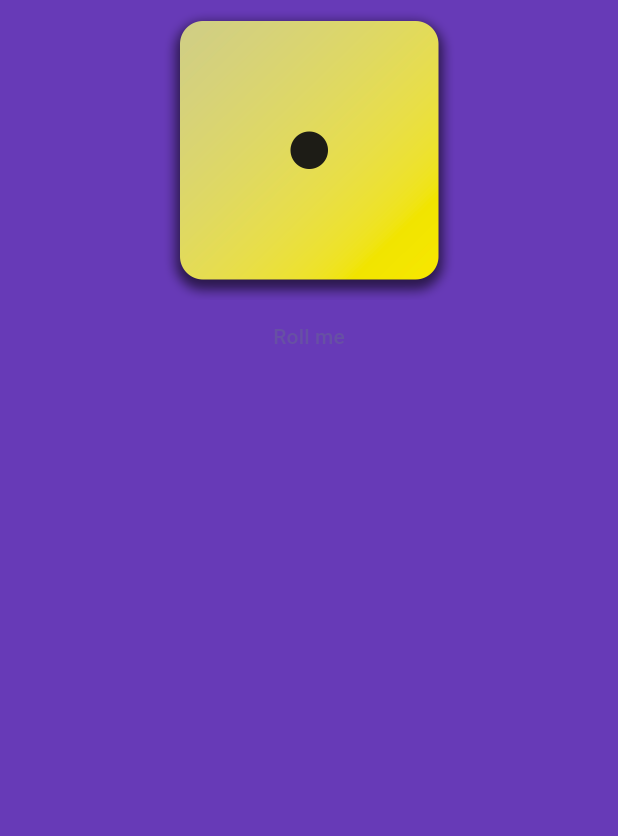
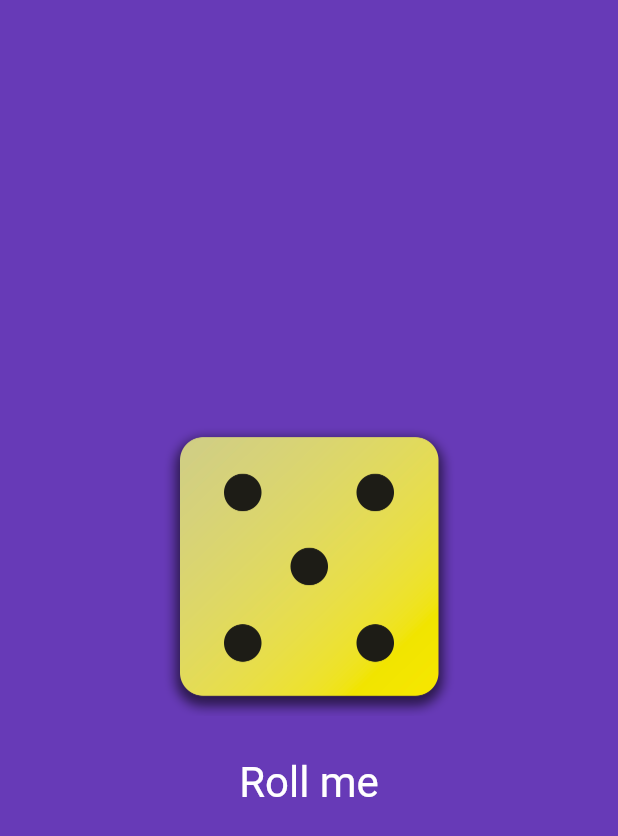
Before and after one commit to Artur-Tech/learning-flutter, a Flutter app: the screen it shows after launch, after a tap on "Roll me", on a phone screen of 412 x 824 dp. Shown: the top 836 px of the screen. Run offline on Flutter 3.47's test engine with Material 3 defaults, Android fonts, the phone set to English and light mode, and no system bars.

Commit message:
Styled the dice and implemented a randomizer for the dice

```diff
--- /dev/null
+++ b/lib/dice_roller.dart
@@ -0,0 +1,44 @@
+import 'dart:math';
+import 'package:flutter/material.dart';
+
+final randomizer = Random();
+
+class DiceRoler extends StatefulWidget {
+  const DiceRoler({super.key});
+
+  @override
+  State<DiceRoler> createState() {
+    return _DiceRollerstate();
+  }
+}
+
+class _DiceRollerstate extends State<DiceRoler> {
+  var currentDiceRoll = 1;
+  void rollDice() {
+    setState(() {
+      currentDiceRoll = randomizer.nextInt(6) + 1;
+    });
+  }
+
+  @override
+  Widget build(context) {
+    return Column(
+      mainAxisSize: MainAxisSize.min,
+      children: [
+        Image.asset(
+          'assets/images/dice-$currentDiceRoll.png',
+          width: 200,
+        ),
+        const SizedBox(height: 20),
+        TextButton(
+          onPressed: rollDice,
+          style: TextButton.styleFrom(
+              // padding: const EdgeInsets.only(top: 20),
+              foregroundColor: Colors.white,
+              textStyle: const TextStyle(fontSize: 28)),
+          child: const Text("Roll me"),
+        )
+      ],
+    );
+  }
+}
--- a/lib/gradient_container.dart
+++ b/lib/gradient_container.dart
@@ -1,5 +1,5 @@
+import 'package:first_app/dice_roller.dart';
 import 'package:flutter/material.dart';
-import 'package:first_app/styled_text.dart';
 
 const startAllignment = Alignment.topLeft;
 const endAlignment = Alignment.bottomRight;
@@ -8,9 +8,7 @@ class GradientContainer extends StatelessWidget {
   const GradientContainer({super.key, required this.colorsList});
 
   final List<Color> colorsList;
-  void rollDice() {
-    // code...
-  }
+
   @override
   Widget build(context) {
     return Container(
@@ -18,16 +16,9 @@ class GradientContainer extends StatelessWidget {
         gradient: LinearGradient(
             colors: colorsList, begin: startAllignment, end: endAlignment),
       ),
-      child: Center(
-          child: Column(
-        children: [
-          Image.asset(
-            'assets/images/dice-1.png',
-            width: 200,
-          ),
-          TextButton(onPressed: rollDice, child: const Text("Roll me"))
-        ],
-      )),
+      child: const Center(
+        child: DiceRoler(),
+      ),
     );
   }
 }
```
